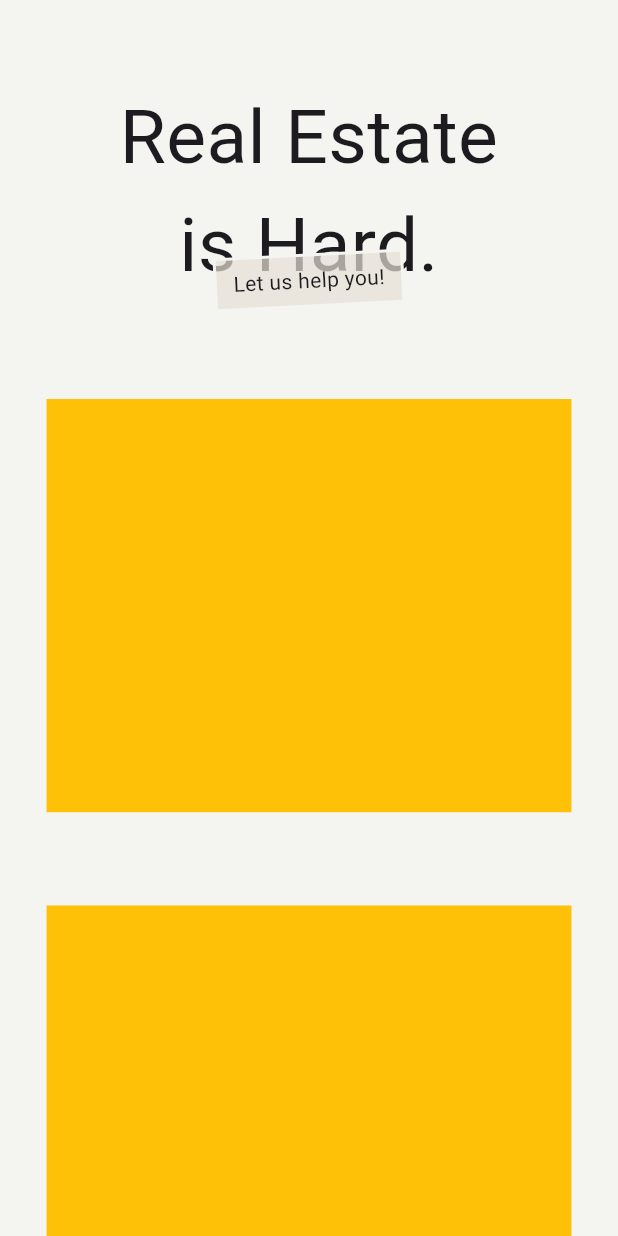
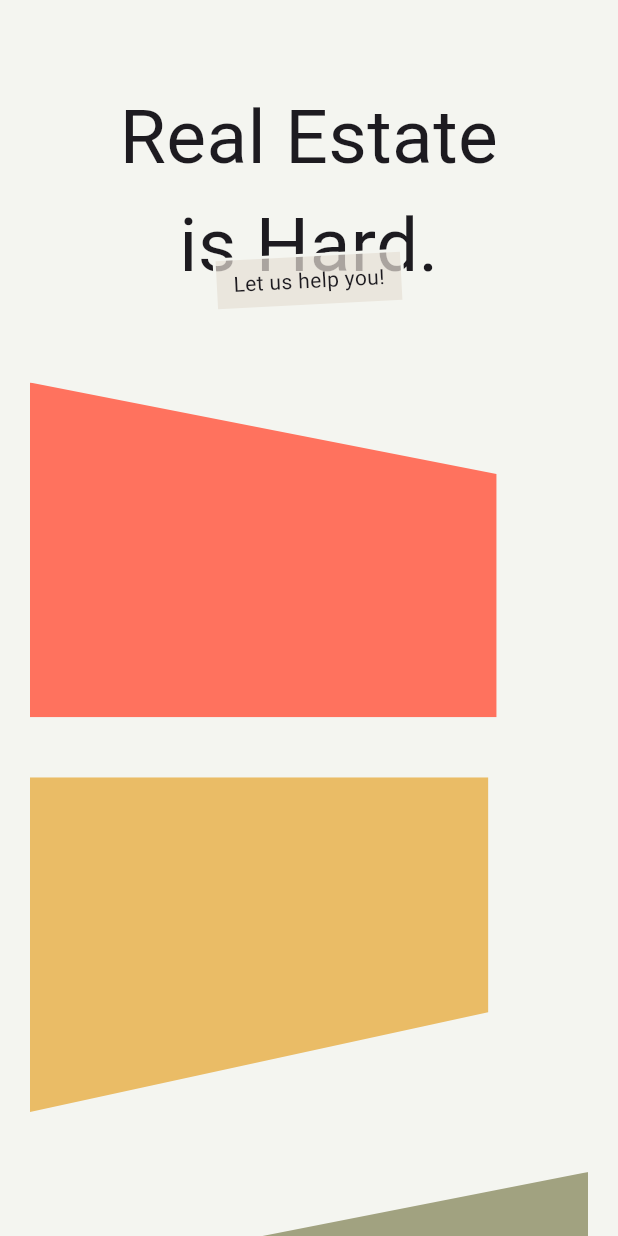
Before and after one commit to bluekmky1/irregular_square, a Flutter app: the screen it shows after launch, on a phone screen of 412 x 824 dp. Run offline on Flutter 3.47's test engine with Material 3 defaults, Android fonts, the phone set to English and light mode, and no system bars.

Commit message:
💄 랜덤 색상과 모양 스타일 적용

```diff
--- a/lib/main.dart
+++ b/lib/main.dart
@@ -1,5 +1,5 @@
 import 'package:flutter/material.dart';
-import 'package:irregular_square/views/irregular_square_view.dart';
+import 'views/irregular_square_view.dart';
 
 void main() {
   runApp(const MyApp());
@@ -9,11 +9,9 @@ class MyApp extends StatelessWidget {
   const MyApp({super.key});
 
   @override
-  Widget build(BuildContext context) {
-    return MaterialApp(
-      title: 'irregular square',
-      theme: ThemeData(),
-      home: const IrregularSquareView(),
-    );
-  }
+  Widget build(BuildContext context) => MaterialApp(
+        title: 'irregular square',
+        theme: ThemeData(),
+        home: IrregularSquareView(),
+      );
 }
--- a/lib/views/irregular_square_view.dart
+++ b/lib/views/irregular_square_view.dart
@@ -4,13 +4,26 @@ import 'package:flutter/material.dart';
 import '../widgets/title_widget.dart';
 
 class IrregularSquareView extends StatelessWidget {
-  const IrregularSquareView({super.key});
+  IrregularSquareView({super.key});
 
 // #F4F5F0 배경
 // #363732 글씨
 // #FF725E 상자 1
 // #EABC66 상자 2
 // #A1A280 상자 3
+
+  final List<int> randIntList = <int>[1, 2, 3, 4, 5]..shuffle();
+  final List<Color> randColorList = <Color>[
+    const Color(
+      0xFFFF725E,
+    ),
+    const Color(
+      0xFFEABC66,
+    ),
+    const Color(
+      0xFFA1A280,
+    ),
+  ];
 
   @override
   Widget build(BuildContext context) => Scaffold(
@@ -27,26 +40,23 @@ class IrregularSquareView extends StatelessWidget {
                       child: TitleWidget(),
                     ),
                     ...List<dynamic>.generate(
-                      5,
+                      randIntList.length,
                       (int index) => Padding(
                         padding: const EdgeInsets.all(20),
                         child: ClipPath(
                           clipper: IrregularRectClipper(
-                            fromTopLeftX: Random().nextDouble() * 100,
-                            fromTopLeftY: Random().nextDouble() * 100,
-                            fromBottomLeftX: Random().nextDouble() * 100,
-                            fromBottomLeftY: Random().nextDouble() * 100,
-                            fromBottomRightX: Random().nextDouble() * 100,
-                            fromBottomRightY: Random().nextDouble() * 100,
-                            fromTopRightX: Random().nextDouble() * 100,
-                            fromTopRightY: Random().nextDouble() * 100,
+                            arcRadius: 14,
+                            isLeftTopSideStick: randIntList[index] % 4 == 0,
+                            isLeftBottomSideStick: randIntList[index] % 4 == 1,
+                            isRightTopSideStick: randIntList[index] % 4 == 2,
+                            isRightBottomSideStick: randIntList[index] % 4 == 3,
                           ),
                           child: Container(
-                            color: Colors.amber,
+                            color: randColorList[index % 3],
                             width: MediaQuery.of(context).size.width - 40,
                             height: (MediaQuery.of(context).size.width - 40) /
                                 5 *
-                                4,
+                                3,
                           ),
                         ),
                       ),
@@ -61,16 +71,28 @@ class IrregularSquareView extends StatelessWidget {
 }
 
 class IrregularRectClipper extends CustomClipper<Path> {
-  final double fromTopLeftX;
-  final double fromTopLeftY;
-  final double fromTopRightX;
-  final double fromTopRightY;
-  final double fromBottomLeftX;
-  final double fromBottomLeftY;
-  final double fromBottomRightX;
-  final double fromBottomRightY;
+  final double arcRadius;
+
+  final bool isLeftTopSideStick;
+  final bool isRightTopSideStick;
+  final bool isLeftBottomSideStick;
+  final bool isRightBottomSideStick;
+
+  double fromTopLeftX;
+  double fromTopLeftY;
+  double fromTopRightX;
+  double fromTopRightY;
+  double fromBottomLeftX;
+  double fromBottomLeftY;
+  double fromBottomRightX;
+  double fromBottomRightY;
 
   IrregularRectClipper({
+    required this.arcRadius,
+    this.isLeftTopSideStick = false,
+    this.isRightTopSideStick = false,
+    this.isLeftBottomSideStick = false,
+    this.isRightBottomSideStick = false,
     this.fromTopLeftX = 0,
     this.fromTopLeftY = 0,
     this.fromTopRightX = 0,
@@ -83,27 +105,61 @@ class IrregularRectClipper extends CustomClipper<Path> {
 
   @override
   Path getClip(Size size) {
+    if (isLeftTopSideStick) {
+      fromBottomLeftY = size.height;
+      fromBottomRightX = size.width - (Random().nextDouble() * 150 + 50);
+      fromBottomRightY = size.height - (Random().nextDouble() * 150 + 50);
+      fromTopRightX = size.width - (Random().nextDouble() * 150 + 50);
+    }
+
+    if (isLeftBottomSideStick) {
+      fromBottomLeftY = size.height;
+      fromBottomRightX = size.width - (Random().nextDouble() * 100 + 50);
+      fromBottomRightY = size.height;
+      fromTopRightX = size.width - (Random().nextDouble() * 100 + 50);
+      fromTopRightY = Random().nextDouble() * 100 + 50;
+    }
+
+    if (isRightTopSideStick) {
+      fromTopLeftX = Random().nextDouble() * 100 + 50;
+      fromBottomLeftX = Random().nextDouble() * 100 + 50;
+      fromBottomLeftY = size.height - (Random().nextDouble() * 100 + 50);
+      fromBottomRightX = size.width;
+      fromBottomRightY = size.height;
+      fromTopRightX = size.width;
+    }
+
+    if (isRightBottomSideStick) {
+      fromTopLeftX = Random().nextDouble() * 100 + 50;
+      fromTopLeftY = Random().nextDouble() * 100 + 50;
+      fromBottomLeftX = Random().nextDouble() * 100 + 50;
+      fromBottomLeftY = size.height;
+      fromBottomRightX = size.width;
+      fromBottomRightY = size.height;
+      fromTopRightX = size.width;
+    }
+
     final Path path = Path()
       ..moveTo(
-        0 + fromTopLeftX,
-        0 + fromTopLeftY,
+        fromTopLeftX,
+        fromTopLeftY,
       )
       ..lineTo(
-        0 + fromBottomLeftX,
-        size.height - fromBottomLeftY,
+        fromBottomLeftX,
+        fromBottomLeftY,
       )
       ..lineTo(
-        size.width - fromBottomRightX,
-        size.height - fromBottomRightY,
+        fromBottomRightX,
+        fromBottomRightY,
       )
       ..lineTo(
-        size.width - fromTopRightX,
-        0 + fromTopRightY,
+        fromTopRightX,
+        fromTopRightY,
       )
       ..close();
     return path;
   }
 
   @override
-  bool shouldReclip(covariant CustomClipper<Path> oldClipper) => false;
+  bool shouldReclip(covariant CustomClipper<Path> oldClipper) => true;
 }
```
Also changed, not shown: pubspec.lock, 1 other file.
